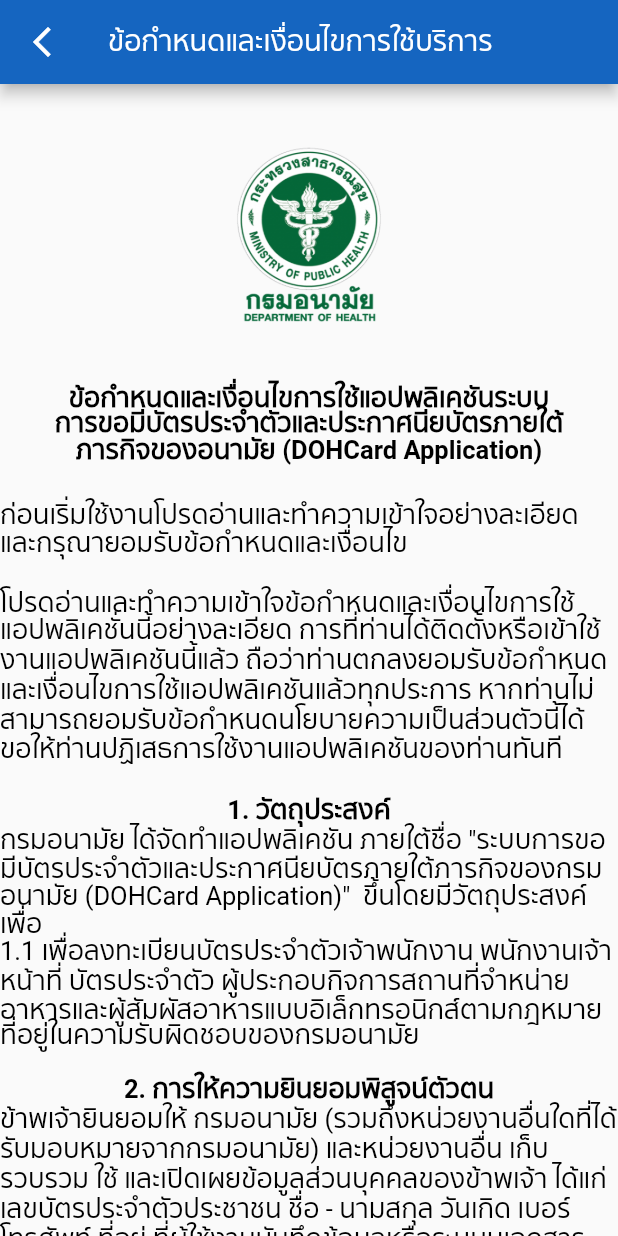
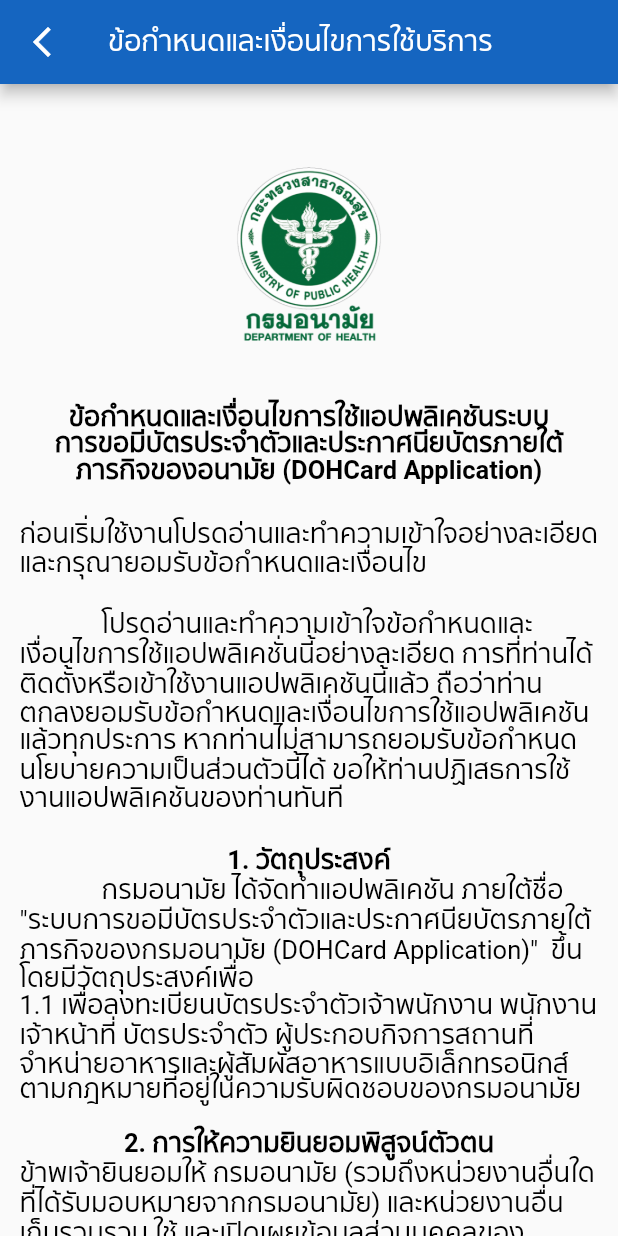
Before and after one commit to ittiwatwhangdee/Anamai, a Flutter app: the screen it shows after launch, after a tap on "ลงทะเบียน", on a phone screen of 412 x 824 dp. Run offline on Flutter 3.47's test engine with Material 2 defaults, Android fonts, the phone set to English and light mode, and no system bars; our stand-ins replace font_awesome_flutter.

Commit message:
add parahgraph text

```diff
--- a/anamai/lib/home_page.dart
+++ b/anamai/lib/home_page.dart
@@ -90,16 +90,12 @@
         child: _widgetOptions.elementAt(_selectedIndex),
       ),
       drawer: Drawer(
-        // Add a ListView to the drawer. This ensures the user can scroll
-        // through the options in the drawer if there isn't enough vertical
-        // space to fit everything.
         child: ListView(
-          // Important: Remove any padding from the ListView.
           padding: EdgeInsets.zero,
           children: [
             const DrawerHeader(
               decoration: BoxDecoration(
-                color: Colors.blue,
+                color: Color(0xFF3375B7),
               ),
               child: Text(
                 'admin@gmail.com',
--- a/anamai/lib/main.dart
+++ b/anamai/lib/main.dart
@@ -6,7 +6,7 @@
 
 void main() {
   runApp(MaterialApp(
-    theme: ThemeData(fontFamily: 'SFProTH_regular'),
+    theme: ThemeData(fontFamily: 'SFProTH_regular', canvasColor: Colors.red),
     debugShowCheckedModeBanner: false,
     // home: SplashScreen(),
     home: LoginPage(),
--- a/anamai/lib/register_page.dart
+++ b/anamai/lib/register_page.dart
@@ -43,6 +43,7 @@
     return Scaffold(
       body: SingleChildScrollView(
         child: Container(
+          padding: EdgeInsets.all(13),
           child: Column(
             crossAxisAlignment: CrossAxisAlignment.center,
             children: [
@@ -79,7 +80,8 @@
                 height: 23,
               ),
               Text(
-                'โปรดอ่านและทำความเข้าใจข้อกำหนดและเงื่อนไขการใช้แอปพลิเคชั่นนี้อย่างละเอียด การที่ท่านได้ติดตั้งหรือเข้าใช้งานแอปพลิเคชันนี้แล้ว ถือว่าท่านตกลงยอมรับข้อกำหนดและเงื่อนไขการใช้แอปพลิเคชันแล้วทุกประการ หากท่านไม่สามารถยอมรับข้อกำหนดนโยบายความเป็นส่วนตัวนี้ได้ ขอให้ท่านปฏิเสธการใช้งานแอปพลิเคชันของท่านทันที',
+                '             ' +
+                    'โปรดอ่านและทำความเข้าใจข้อกำหนดและเงื่อนไขการใช้แอปพลิเคชั่นนี้อย่างละเอียด การที่ท่านได้ติดตั้งหรือเข้าใช้งานแอปพลิเคชันนี้แล้ว ถือว่าท่านตกลงยอมรับข้อกำหนดและเงื่อนไขการใช้แอปพลิเคชันแล้วทุกประการ หากท่านไม่สามารถยอมรับข้อกำหนดนโยบายความเป็นส่วนตัวนี้ได้ ขอให้ท่านปฏิเสธการใช้งานแอปพลิเคชันของท่านทันที',
                 style: TextStyle(
                   fontSize: 17,
                   color: Colors.black,
@@ -97,7 +99,8 @@
                 ),
               ),
               Text(
-                'กรมอนามัย ได้จัดทำแอปพลิเคชัน ภายใต้ชื่อ "ระบบการขอมีบัตรประจำตัวและประกาศนียบัตรภายใต้ภารกิจของกรมอนามัย (DOHCard Application)"  ขึ้นโดยมีวัตถุประสงค์เพื่อ',
+                '             ' +
+                    'กรมอนามัย ได้จัดทำแอปพลิเคชัน ภายใต้ชื่อ "ระบบการขอมีบัตรประจำตัวและประกาศนียบัตรภายใต้ภารกิจของกรมอนามัย (DOHCard Application)"  ขึ้นโดยมีวัตถุประสงค์เพื่อ',
                 style: TextStyle(
                   fontSize: 17,
                   color: Colors.black,
```
